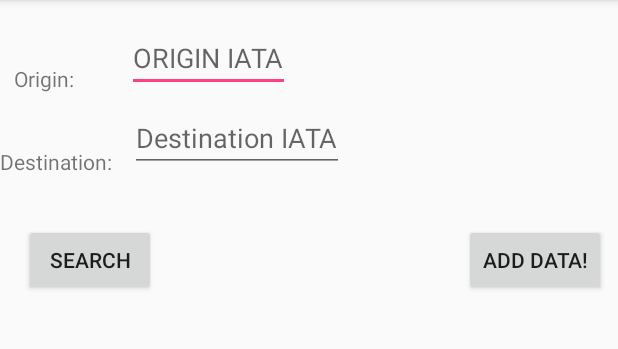
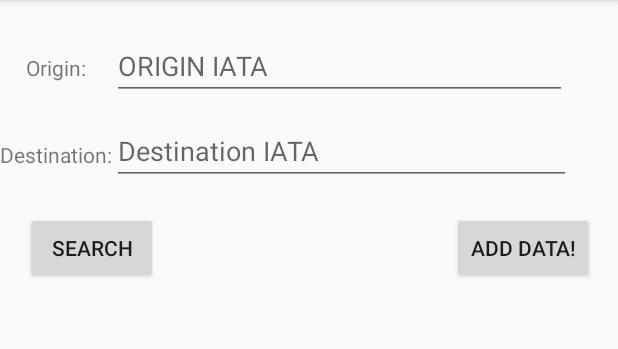
Before and after one commit to FrankTian0906/TakeHome, an Android app: the screen it shows after launch (MainActivity), after a tap on "ADD DATA!", on a phone screen of 412 x 824 dp, the part 84-433 px from its top. Run offline under Robolectric (Android 15) with nearby library versions, the phone set to English and light mode, and no system bars.

Commit message:
modify the UI v1.0

```diff
--- a/app/src/main/java/com/tianfei/takehometest/MainActivity.java
+++ b/app/src/main/java/com/tianfei/takehometest/MainActivity.java
@@ -6,7 +6,6 @@ import android.os.Bundle;
 import android.util.Log;
 import android.view.View;
 import android.widget.ArrayAdapter;
-import android.widget.Button;
 import android.widget.EditText;
 import android.widget.ListAdapter;
 import android.widget.ListView;
@@ -17,99 +16,61 @@ import java.io.InputStream;
 import java.io.InputStreamReader;
 import java.nio.charset.Charset;
 import java.util.ArrayList;
-import java.util.List;
 
 public class MainActivity extends AppCompatActivity {
 
     MyMatabaseHelper myMatabaseHelper;
     private EditText editOrigin;
     private EditText editDestination;
-    private Button btnAddData;
-    private Button btnResults;
     private ListView dataListView;
-    private List<Routes> routes = new ArrayList<>();
 
     @Override
     protected void onCreate(Bundle savedInstanceState) {
         super.onCreate(savedInstanceState);
         setContentView(R.layout.activity_main);
 
-        editOrigin = (EditText)findViewById(R.id.origin_IATA);
-        editDestination = (EditText)findViewById(R.id.destination_IATA);
-        btnAddData = (Button)findViewById(R.id.btn_addData);
-        btnResults = (Button)findViewById(R.id.btn_Result);
-        dataListView = (ListView)findViewById(R.id.listView_Results);
+        editOrigin = findViewById(R.id.origin_IATA);
+        editDestination = findViewById(R.id.destination_IATA);
+        dataListView = findViewById(R.id.listView_Results);
         myMatabaseHelper = new MyMatabaseHelper(this);
     }
 
     /*
      * push data from routers.csv into DB.table: routers
      * !!include METHOD: addData()
+     * !!Huge data -> new thread
      * */
-    public void readRoutesToDB() throws IOException {
+    public void readRoutesToDB () throws IOException {
+        new Thread() {
+            public void run() {
                 InputStream inputStream = getResources().openRawResource(R.raw.routes);
                 BufferedReader reader = new BufferedReader(
                         new InputStreamReader(inputStream, Charset.forName("UTF-8"))
                 );
-
-        // Initialization
                 String line = "";
-        try {
+                try{
                     // Step over headers
                     reader.readLine();
                     // If buffer is not empty
                     while ((line = reader.readLine()) != null) {
-                Log.d("MyActivity","Get Line: " + line);
+                        Log.d("MyActivity", "Get Line: " + line);
                         // use comma as separator columns of CSV
                         String[] tokens = line.split(",");
                         //add the data into db.table
-                addData(tokens[0],tokens[1],tokens[2]);
+                        addData(tokens[0], tokens[1], tokens[2]);
                         }
-
-        } catch (IOException e) {
+                } catch (IOException e)
+                {
                     // Logs error with priority level
                     Log.wtf("MyActivity", "Error reading data file on line" + line, e);
                     // Prints throwable details
                     e.printStackTrace();
-        }finally {
-            inputStream.close();
+                 }
+            }
+         }.start();
     }
 
-    }
-    /*
-     * push data from airports.csv into DB.table: airports
-     * !!include METHOD: addData_air()
-     * */
-    public void readRoutesToDB_air() throws IOException {
-        InputStream inputStream = getResources().openRawResource(R.raw.airports);
-        BufferedReader reader = new BufferedReader(
-                new InputStreamReader(inputStream, Charset.forName("UTF-8"))
-        );
 
-        // Initialization
-        String line = "";
-        try {
-            // Step over headers
-            reader.readLine();
-            // If buffer is not empty
-            while ((line = reader.readLine()) != null) {
-                Log.d("MyActivity","Get Line: " + line);
-                // use comma as separator columns of CSV
-                String[] tokens = line.split(",");
-                //add the data into db.table
-                addData_air(tokens[3]);
-            }
-
-        } catch (IOException e) {
-            // Logs error with priority level
-            Log.wtf("MyActivity", "Error reading data file on line" + line, e);
-            // Prints throwable details
-            e.printStackTrace();
-        }finally {
-            inputStream.close();
-        }
-
-    }
 
     /*
     * insert data to DB.table: routers
@@ -122,24 +83,12 @@ public class MainActivity extends AppCompatActivity {
         else
             Log.d("INSERT", "wrong!");
     }
-    /*
-     * insert data to DB.table: airports
-     * parameters: airport
-     * */
-    public void addData_air(String iata){
-        boolean insertData = myMatabaseHelper.addAirport(iata);
-        if(insertData)
-            Log.d("INSERT:"," Successfully!");
-        else
-            Log.d("INSERT", "wrong!");
-    }
 
     /*
     * BUTTON "ADD DATA" event listener
     * */
     public void buttonAddData(View view) throws IOException {
         readRoutesToDB();
-        readRoutesToDB_air();
     }
 
     /*
@@ -148,27 +97,29 @@ public class MainActivity extends AppCompatActivity {
     public boolean checkName(){
         String ori = editOrigin.getText().toString();
         String des = editDestination.getText().toString();
-        Cursor data_ori = myMatabaseHelper.getData_air(ori);
-        Cursor data_des = myMatabaseHelper.getData_air(des);
+
+        // is empty
+        Log.d("CHECK_NULL", ori + " ; " + des);
+        if(ori.isEmpty() || des.isEmpty()) {
+            Toast.makeText(this, "Please input your origin and destination!", Toast.LENGTH_LONG).show();
+            return false;
+        }
+        //is 3 digits
+        else if(ori.length() != 3 || des.length() != 3 || !ori.matches("^[A-Z]*") || !des.matches("^[A-Z]*")){
+            Toast.makeText(this, "Please input correct IATA!", Toast.LENGTH_LONG).show();
+            return false;
+        }
+
+        Cursor data_ori = myMatabaseHelper.getData(ori);
+        Cursor data_des = myMatabaseHelper.getData(des);
         ArrayList<String> results_o = new ArrayList<>();
         ArrayList<String> results_d = new ArrayList<>();
         while(data_ori.moveToNext() && data_des.moveToNext()){
             results_o.add(data_ori.getString(0));
             results_d.add(data_des.getString(0));
         }
-        // is empty
-        if(editOrigin.getText().length() == 0 || editDestination.getText().length() == 0) {
-            Log.d("CHECK_NULL", ori + " ; " + des);
-            Toast.makeText(this, "Please input your origin and destination!", Toast.LENGTH_LONG).show();
-            return false;
-        }
-        //is 3 digits
-        else if(ori.length() != 3 || des.length() != 3){
-            Toast.makeText(this, "Please input correct IATA!", Toast.LENGTH_LONG).show();
-            return false;
-        }
         // is existed
-        else if(results_o.isEmpty() || results_d.isEmpty()){
+        if(results_o.isEmpty() || results_d.isEmpty()){
             Toast.makeText(this, "Sorry, There is no IATA you input!", Toast.LENGTH_LONG).show();
             return false;
         }
@@ -188,10 +139,16 @@ public class MainActivity extends AppCompatActivity {
         }
     }
 
+    /*
+    * show the results on the listview
+    * parameters: String ori, String des
+    * */
     public void showResult(String ori, String des){
         Cursor data = myMatabaseHelper.getData(ori,des);
+        //init results
         ArrayList<String> results = new ArrayList<>();
         while(data.moveToNext()){
+            //set the form of list item
             StringBuilder sb = new StringBuilder();
             int i = 0;
             while(!data.isNull(i)) {
@@ -207,6 +164,7 @@ public class MainActivity extends AppCompatActivity {
             }
             results.add(sb.toString());
         }
+        //is empty
         if(results.isEmpty())
             results.add("Sorry, there is no any line between two cities!");
 
--- a/app/src/main/java/com/tianfei/takehometest/MyMatabaseHelper.java
+++ b/app/src/main/java/com/tianfei/takehometest/MyMatabaseHelper.java
@@ -3,23 +3,21 @@ package com.tianfei.takehometest;
 import android.content.ContentValues;
 import android.content.Context;
 import android.database.Cursor;
-import android.database.SQLException;
 import android.database.sqlite.SQLiteDatabase;
 import android.database.sqlite.SQLiteOpenHelper;
 import android.util.Log;
-import android.widget.Toast;
+
 
 public class MyMatabaseHelper extends SQLiteOpenHelper {
     private static final int DB_VERSION = 1;
     private static final String DB_NAME = "takeHome.db";
     private static final String TABLE_NAME = "routes";
-    private static final String TABLE_NAME_AIRPORT = "airports";
     private Context mContext;
 
     private static final String ID = "airlineID";
     private static final String ORIGIN = "origin";
     private static final String DESTINATION = "destination";
-    private static final String AIRPORTS = "airportsIATA";
+    //private static final String AIRPORTS = "airportsIATA";
 
     public MyMatabaseHelper(Context context) {
         super(context, DB_NAME, null, DB_VERSION);
@@ -32,11 +30,8 @@ public class MyMatabaseHelper extends SQLiteOpenHelper {
                 " (airlineID text, " +
                 "origin text, " +
                 "destination text)";
-        String newTable_airports = "create table " + TABLE_NAME_AIRPORT +
-                " (airportsIATA text)";
+
         db.execSQL(newTable);
-        db.execSQL(newTable_airports);
-        //Toast.makeText(mContext,"create table: routes!",Toast.LENGTH_LONG).show();
     }
 
     @Override
@@ -58,24 +53,12 @@ public class MyMatabaseHelper extends SQLiteOpenHelper {
             return true;
     }
 
-    public boolean addAirport(String iata){
-        SQLiteDatabase db = this.getWritableDatabase();
-        ContentValues contentValues = new ContentValues();
-        if(iata != "\\N")
-            contentValues.put(AIRPORTS, iata);
-
-        long resut = db.insert(TABLE_NAME_AIRPORT,null,contentValues);
-        if(resut == -1)
-            return false;
-        else
-            return true;
+    public Cursor getData(String spot){
+        SQLiteDatabase db = this.getReadableDatabase();
+        String query = "select * from "+ TABLE_NAME + " where " + ORIGIN + "=\'" + spot +"\'";
+        return db.rawQuery(query,null);
     }
 
-    public Cursor getData(){
-        SQLiteDatabase db = this.getReadableDatabase();
-        String query = "select * from "+ TABLE_NAME;
-        return db.rawQuery(query,null);
-    }
     /*
     * select a.*,b.* from routers a,routers b where a.`Destination`=b.`Origin` AND a.`Origin` = '起始' and b.`Destination` = '终点'
      * */
@@ -88,11 +71,4 @@ public class MyMatabaseHelper extends SQLiteOpenHelper {
 
     }
 
-    public Cursor getData_air(String iata){
-        SQLiteDatabase db = this.getReadableDatabase();
-        String query = "select * from "+ TABLE_NAME_AIRPORT + " where " + DESTINATION + "=\'" + iata +"\'";
-        Log.d("CHECKING_DB", query);
-        return db.rawQuery(query,null);
-    }
-
 }
--- a/app/src/main/res/layout/activity_main.xml
+++ b/app/src/main/res/layout/activity_main.xml
@@ -1,15 +1,21 @@
 <?xml version="1.0" encoding="utf-8"?>
-<android.support.constraint.ConstraintLayout xmlns:android="http://schemas.android.com/apk/res/android"
+<RelativeLayout xmlns:android="http://schemas.android.com/apk/res/android"
     xmlns:app="http://schemas.android.com/apk/res-auto"
     xmlns:tools="http://schemas.android.com/tools"
     android:layout_width="match_parent"
     android:layout_height="match_parent"
+    android:focusable="true"
+    android:focusableInTouchMode="true"
     tools:context=".MainActivity">
 
     <TextView
         android:id="@+id/textView_O"
         android:layout_width="wrap_content"
         android:layout_height="wrap_content"
+        android:layout_alignParentStart="true"
+        android:layout_alignParentTop="true"
+        android:layout_marginStart="17dp"
+        android:layout_marginTop="35dp"
         android:text="Origin:"
         app:layout_constraintBottom_toBottomOf="parent"
         app:layout_constraintHorizontal_bias="0.025"
@@ -20,14 +26,12 @@
 
     <EditText
         android:id="@+id/origin_IATA"
-        android:layout_width="wrap_content"
+        android:layout_width="303dp"
         android:layout_height="wrap_content"
-        android:layout_marginEnd="8dp"
-        android:layout_marginStart="16dp"
-        android:layout_marginTop="16dp"
-        android:digits="QWERTYUIOPASDFGHJKLZXCVBNM"
+        android:layout_alignBaseline="@+id/textView_O"
+        android:layout_toEndOf="@+id/textView_D"
         android:hint="ORIGIN IATA"
-        android:inputType="text"
+        android:inputType="text|textCapCharacters"
         app:layout_constraintEnd_toEndOf="parent"
         app:layout_constraintHorizontal_bias="0.084"
         app:layout_constraintStart_toEndOf="@+id/textView_O"
@@ -37,21 +41,22 @@
         android:id="@+id/textView_D"
         android:layout_width="wrap_content"
         android:layout_height="wrap_content"
-        android:layout_marginTop="36dp"
+        android:layout_alignParentStart="true"
+        android:layout_alignParentTop="true"
+        android:layout_marginTop="93dp"
         android:text="Destination:"
         app:layout_constraintStart_toStartOf="parent"
         app:layout_constraintTop_toBottomOf="@+id/textView_O" />
 
     <EditText
         android:id="@+id/destination_IATA"
-        android:layout_width="wrap_content"
+        android:layout_width="306dp"
         android:layout_height="wrap_content"
-        android:layout_marginEnd="8dp"
-        android:layout_marginStart="12dp"
-        android:layout_marginTop="8dp"
-        android:digits="QWERTYUIOPASDFGHJKLZXCVBNM"
+        android:layout_alignParentTop="true"
+        android:layout_marginTop="78dp"
+        android:layout_toEndOf="@+id/textView_D"
         android:hint="Destination IATA"
-        android:inputType="text"
+        android:inputType="text|textCapCharacters"
         app:layout_constraintEnd_toEndOf="parent"
         app:layout_constraintHorizontal_bias="0.0"
         app:layout_constraintStart_toEndOf="@+id/textView_D"
@@ -61,8 +66,8 @@
         android:id="@+id/btn_Result"
         android:layout_width="wrap_content"
         android:layout_height="wrap_content"
-        android:layout_marginStart="16dp"
-        android:layout_marginTop="32dp"
+        android:layout_alignStart="@+id/textView_O"
+        android:layout_alignTop="@+id/btn_addData"
         android:onClick="buttonShowResults"
         android:text="Search"
         app:layout_constraintStart_toStartOf="parent"
@@ -72,9 +77,10 @@
         android:id="@+id/btn_addData"
         android:layout_width="wrap_content"
         android:layout_height="wrap_content"
-        android:layout_marginEnd="8dp"
-        android:layout_marginStart="60dp"
-        android:layout_marginTop="32dp"
+        android:layout_alignParentEnd="true"
+        android:layout_alignParentTop="true"
+        android:layout_marginEnd="16dp"
+        android:layout_marginTop="141dp"
         android:onClick="buttonAddData"
         android:text="ADD DATA!"
         app:layout_constraintEnd_toEndOf="parent"
@@ -85,13 +91,10 @@
     <ListView
         android:id="@+id/listView_Results"
         android:layout_width="fill_parent"
-        android:layout_height="352dp"
-        android:layout_marginBottom="8dp"
-        android:layout_marginTop="8dp"
-        app:layout_constraintBottom_toBottomOf="parent"
-        app:layout_constraintStart_toStartOf="parent"
-        app:layout_constraintTop_toBottomOf="@+id/btn_Result"
-        app:layout_constraintVertical_bias="1.0" />
+        android:layout_height="wrap_content"
+        android:layout_alignParentBottom="true"
+        android:transcriptMode="normal"
+        android:layout_below="@id/btn_Result"/>
 
 
-</android.support.constraint.ConstraintLayout>
+</RelativeLayout>
```
Lines whose indentation alone changed are shown as unchanged.
